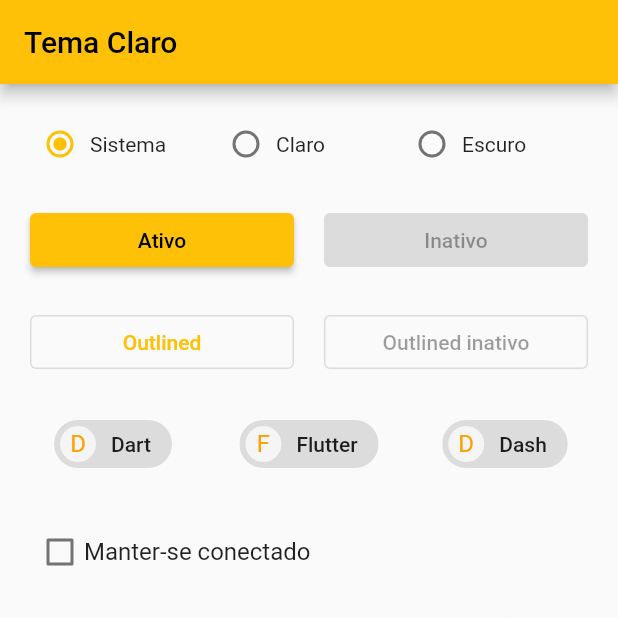
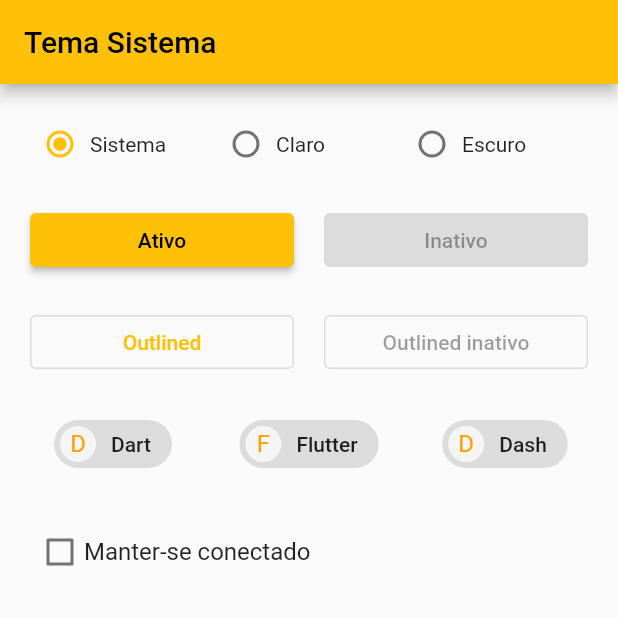
Before and after one commit to chazgps/flutter-playground, a Flutter app: the screen it shows after launch, after a tap on "Sistema", on a phone screen of 412 x 824 dp, the top half of it. Run offline on Flutter 3.47's test engine with Material 2 defaults, Android fonts, the phone set to English and light mode, and no system bars; our stand-ins replace cloud_firestore, firebase_auth, firebase_core, flutter_tts; accounts and stored records are empty.

Commit message:
Fix: Titulo do app não atualizava

```diff
--- a/tema_escuro/src/lib/principal_page.dart
+++ b/tema_escuro/src/lib/principal_page.dart
@@ -8,7 +8,14 @@ class PrincipalPage extends StatelessWidget {
   Widget build(BuildContext context) {
     return Scaffold(
       appBar: AppBar(
-        title: Text('Tema ' + _getNomeTema()),
+        title: ValueListenableBuilder(
+          valueListenable: Configuracoes.tema,
+          builder: (context, tema, child) {
+            return Text(
+              'Tema ' + _getNomeTema(),
+            );
+          },
+        ),
       ),
       body: Padding(
         padding: const EdgeInsets.all(20),
```
Also changed, not shown: 1 other file.
